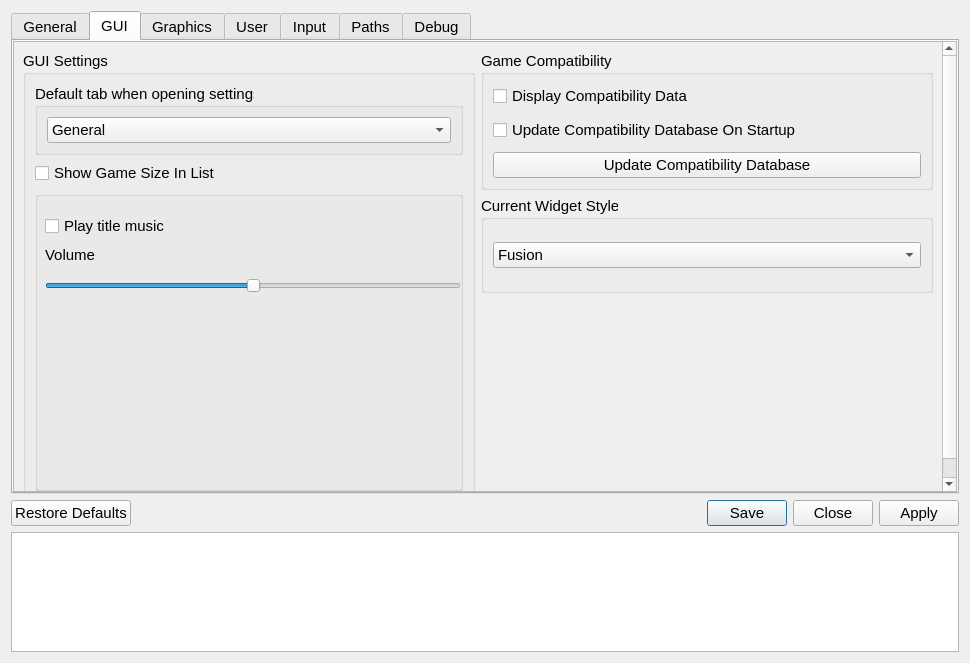
The window that src/qt_gui/settings_dialog.ui (shadps4-emu/shadPS4) describes before a commit, drawn with Qt 5.
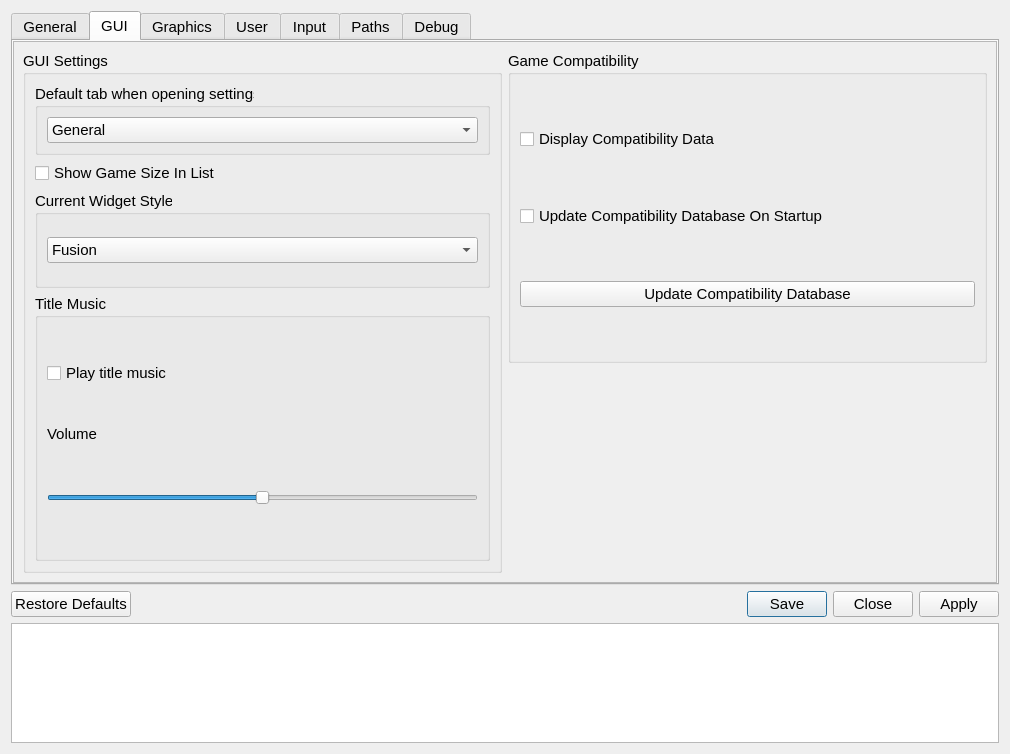
The same window after the commit. The open tabs and pages were chosen to show the change. Icons and pictures are not drawn.

Commit message: Re-order widgets and increase window size to remove scrollbar

Patch:
```diff
--- a/src/qt_gui/settings_dialog.ui
+++ b/src/qt_gui/settings_dialog.ui
@@ -9,8 +9,8 @@
    <rect>
     <x>0</x>
     <y>0</y>
-    <width>970</width>
-    <height>663</height>
+    <width>1010</width>
+    <height>754</height>
    </rect>
   </property>
   <property name="sizePolicy">
@@ -481,7 +481,7 @@
         <rect>
          <x>0</x>
          <y>0</y>
-         <width>919</width>
+         <width>980</width>
          <height>497</height>
         </rect>
        </property>
@@ -516,14 +516,14 @@
               <property name="title">
                <string>GUI Settings</string>
               </property>
-              <layout class="QVBoxLayout" name="GUILayout">
+              <layout class="QGridLayout" name="gridLayout_4">
                <property name="topMargin">
                 <number>9</number>
                </property>
                <property name="bottomMargin">
                 <number>9</number>
                </property>
-               <item>
+               <item row="0" column="0">
                 <widget class="QGroupBox" name="chooseHomeTabGroupBox">
                  <property name="title">
                   <string>Default tab when opening settings</string>
@@ -577,14 +577,82 @@
                  </layout>
                 </widget>
                </item>
-               <item>
+               <item row="1" column="0">
                 <widget class="QCheckBox" name="gameSizeCheckBox">
                  <property name="text">
                   <string>Show Game Size In List</string>
                  </property>
                 </widget>
                </item>
+               <item row="2" column="0">
+                <widget class="QGroupBox" name="widgetComboBox">
+                 <property name="sizePolicy">
+                  <sizepolicy hsizetype="Preferred" vsizetype="Preferred">
+                   <horstretch>0</horstretch>
+                   <verstretch>0</verstretch>
+                  </sizepolicy>
+                 </property>
+                 <property name="minimumSize">
+                  <size>
+                   <width>0</width>
+                   <height>97</height>
+                  </size>
+                 </property>
+                 <property name="maximumSize">
+                  <size>
+                   <width>16777215</width>
+                   <height>16777215</height>
+                  </size>
+                 </property>
+                 <property name="title">
+                  <string>Current Widget Style</string>
+                 </property>
+                 <layout class="QVBoxLayout" name="currentwidgetLayout_3">
                <item>
+                   <widget class="QComboBox" name="currentWidgetComboBox">
+                    <property name="enabled">
+                     <bool>true</bool>
+                    </property>
+                    <property name="sizePolicy">
+                     <sizepolicy hsizetype="Preferred" vsizetype="Fixed">
+                      <horstretch>0</horstretch>
+                      <verstretch>0</verstretch>
+                     </sizepolicy>
+                    </property>
+                    <property name="minimumSize">
+                     <size>
+                      <width>0</width>
+                      <height>0</height>
+                     </size>
+                    </property>
+                    <property name="sizeIncrement">
+                     <size>
+                      <width>0</width>
+                      <height>0</height>
+                     </size>
+                    </property>
+                    <property name="baseSize">
+                     <size>
+                      <width>0</width>
+                      <height>0</height>
+                     </size>
+                    </property>
+                    <item>
+                     <property name="text">
+                      <string>Fusion</string>
+                     </property>
+                    </item>
+                    <item>
+                     <property name="text">
+                      <string>System</string>
+                     </property>
+                    </item>
+                   </widget>
+                  </item>
+                 </layout>
+                </widget>
+               </item>
+               <item row="3" column="0">
                 <widget class="QGroupBox" name="GUIMusicGroupBox">
                  <property name="sizePolicy">
                   <sizepolicy hsizetype="Expanding" vsizetype="Expanding">
@@ -603,25 +671,25 @@
                   <bool>false</bool>
                  </property>
                  <property name="title">
-                  <string/>
+                  <string>Title Music</string>
                  </property>
                  <property name="flat">
                   <bool>false</bool>
                  </property>
+                 <layout class="QGridLayout" name="gridLayout_3">
+                  <item row="2" column="0">
                  <widget class="QSlider" name="BGMVolumeSlider">
-                  <property name="geometry">
-                   <rect>
-                    <x>10</x>
-                    <y>80</y>
-                    <width>416</width>
+                    <property name="sizePolicy">
+                     <sizepolicy hsizetype="Fixed" vsizetype="Expanding">
+                      <horstretch>0</horstretch>
+                      <verstretch>0</verstretch>
+                     </sizepolicy>
+                    </property>
+                    <property name="maximumSize">
+                     <size>
+                      <width>431</width>
                     <height>29</height>
-                   </rect>
-                  </property>
-                  <property name="sizePolicy">
-                   <sizepolicy hsizetype="Minimum" vsizetype="Preferred">
-                    <horstretch>0</horstretch>
-                    <verstretch>0</verstretch>
-                   </sizepolicy>
+                     </size>
                   </property>
                   <property name="toolTip">
                    <string>Set the volume of the background music.</string>
@@ -654,34 +722,9 @@
                    <number>10</number>
                   </property>
                  </widget>
-                 <widget class="QCheckBox" name="playBGMCheckBox">
-                  <property name="geometry">
-                   <rect>
-                    <x>10</x>
-                    <y>22</y>
-                    <width>416</width>
-                    <height>26</height>
-                   </rect>
-                  </property>
-                  <property name="sizePolicy">
-                   <sizepolicy hsizetype="Minimum" vsizetype="Fixed">
-                    <horstretch>0</horstretch>
-                    <verstretch>0</verstretch>
-                   </sizepolicy>
-                  </property>
-                  <property name="text">
-                   <string>Play title music</string>
-                  </property>
-                 </widget>
+                  </item>
+                  <item row="1" column="0">
                  <widget class="QLabel" name="label_Volume">
-                  <property name="geometry">
-                   <rect>
-                    <x>10</x>
-                    <y>54</y>
-                    <width>416</width>
-                    <height>20</height>
-                   </rect>
-                  </property>
                   <property name="sizePolicy">
                    <sizepolicy hsizetype="Preferred" vsizetype="Fixed">
                     <horstretch>0</horstretch>
@@ -698,6 +741,21 @@
                    <string>Volume</string>
                   </property>
                  </widget>
+                  </item>
+                  <item row="0" column="0">
+                   <widget class="QCheckBox" name="playBGMCheckBox">
+                    <property name="sizePolicy">
+                     <sizepolicy hsizetype="Preferred" vsizetype="Fixed">
+                      <horstretch>0</horstretch>
+                      <verstretch>0</verstretch>
+                     </sizepolicy>
+                    </property>
+                    <property name="text">
+                     <string>Play title music</string>
+                    </property>
+                   </widget>
+                  </item>
+                 </layout>
                 </widget>
                </item>
               </layout>
@@ -706,7 +764,7 @@
            </layout>
           </item>
           <item>
-           <layout class="QVBoxLayout" name="CompatTabLayoutRight" stretch="0,0">
+           <layout class="QVBoxLayout" name="CompatTabLayoutRight" stretch="0">
             <property name="spacing">
              <number>6</number>
             </property>
@@ -788,74 +846,6 @@
               </layout>
              </widget>
             </item>
-            <item>
-             <widget class="QGroupBox" name="widgetComboBox">
-              <property name="sizePolicy">
-               <sizepolicy hsizetype="Preferred" vsizetype="Preferred">
-                <horstretch>0</horstretch>
-                <verstretch>0</verstretch>
-               </sizepolicy>
-              </property>
-              <property name="minimumSize">
-               <size>
-                <width>0</width>
-                <height>97</height>
-               </size>
-              </property>
-              <property name="maximumSize">
-               <size>
-                <width>16777215</width>
-                <height>16777215</height>
-               </size>
-              </property>
-              <property name="title">
-               <string>Current Widget Style</string>
-              </property>
-              <layout class="QVBoxLayout" name="currentwidgetLayout_3">
-               <item>
-                <widget class="QComboBox" name="currentWidgetComboBox">
-                 <property name="enabled">
-                  <bool>true</bool>
-                 </property>
-                 <property name="sizePolicy">
-                  <sizepolicy hsizetype="Preferred" vsizetype="Fixed">
-                   <horstretch>0</horstretch>
-                   <verstretch>0</verstretch>
-                  </sizepolicy>
-                 </property>
-                 <property name="minimumSize">
-                  <size>
-                   <width>0</width>
-                   <height>0</height>
-                  </size>
-                 </property>
-                 <property name="sizeIncrement">
-                  <size>
-                   <width>0</width>
-                   <height>0</height>
-                  </size>
-                 </property>
-                 <property name="baseSize">
-                  <size>
-                   <width>0</width>
-                   <height>0</height>
-                  </size>
-                 </property>
-                 <item>
-                  <property name="text">
-                   <string>Fusion</string>
-                  </property>
-                 </item>
-                 <item>
-                  <property name="text">
-                   <string>System</string>
-                  </property>
-                 </item>
-                </widget>
-               </item>
-              </layout>
-             </widget>
-            </item>
            </layout>
           </item>
          </layout>
```
Left out of the diff: 28 changed lines with no effect on the pictures. Lines whose indentation alone changed are shown as unchanged.
